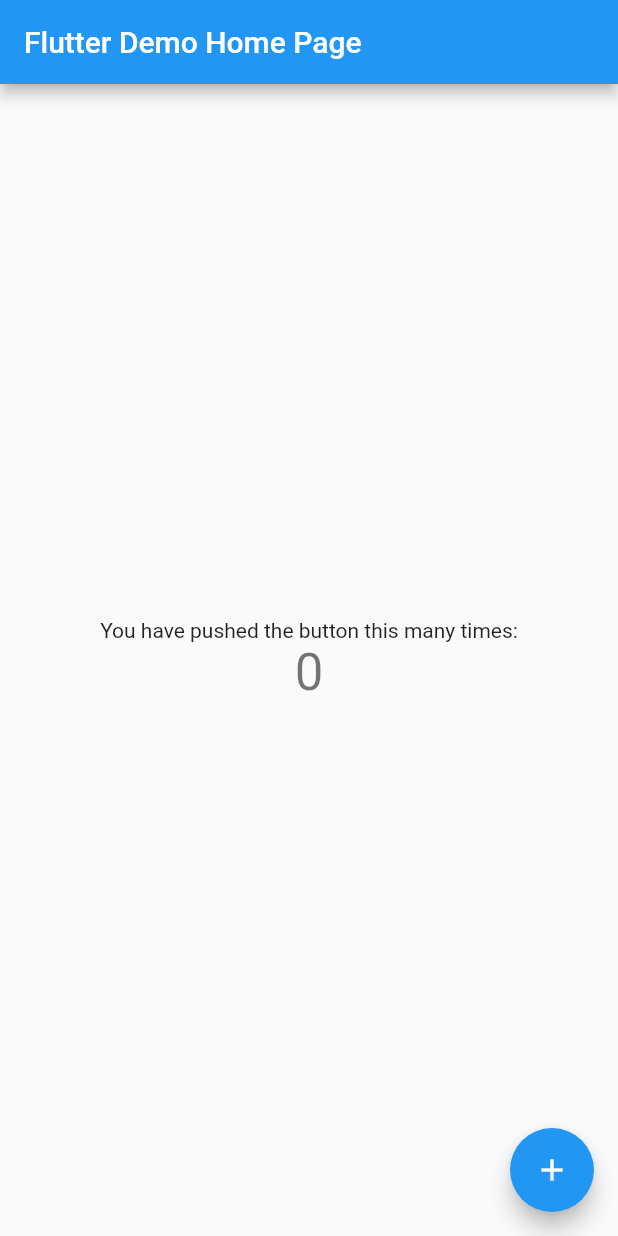
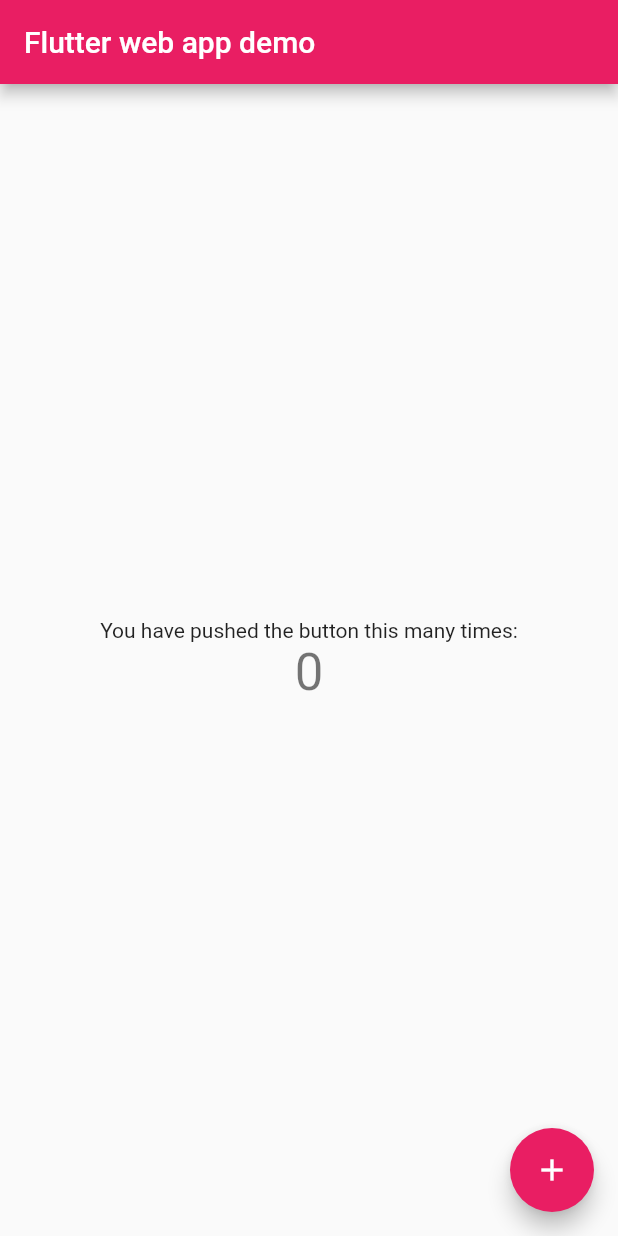
Before and after one commit to 8igMac/web_demo, a Flutter app: the screen it shows after launch, on a phone screen of 412 x 824 dp. Run offline on Flutter 3.47's test engine with Material 2 defaults, Android fonts, the phone set to English and light mode, and no system bars.

Commit message:
[FEAT] Change app color.

```diff
--- a/lib/main.dart
+++ b/lib/main.dart
@@ -22,9 +22,9 @@ class MyApp extends StatelessWidget {
         // or simply save your changes to "hot reload" in a Flutter IDE).
         // Notice that the counter didn't reset back to zero; the application
         // is not restarted.
-        primarySwatch: Colors.blue,
+        primarySwatch: Colors.pink,
       ),
-      home: const MyHomePage(title: 'Flutter Demo Home Page'),
+      home: const MyHomePage(title: 'Flutter web app demo'),
     );
   }
 }
```
